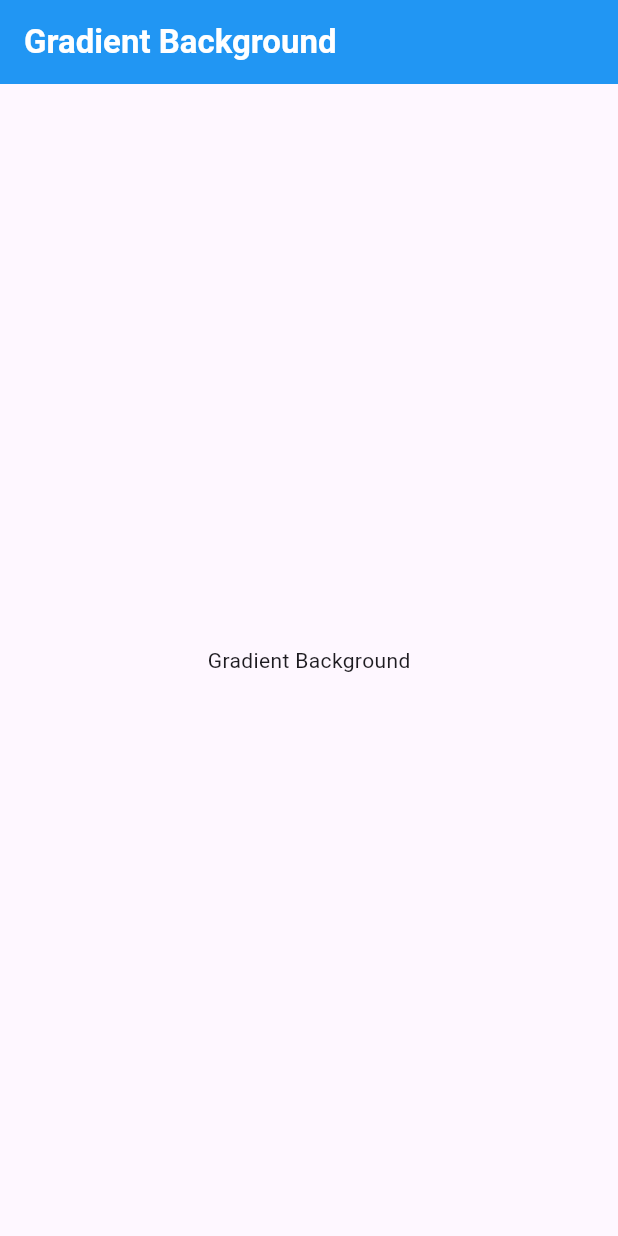
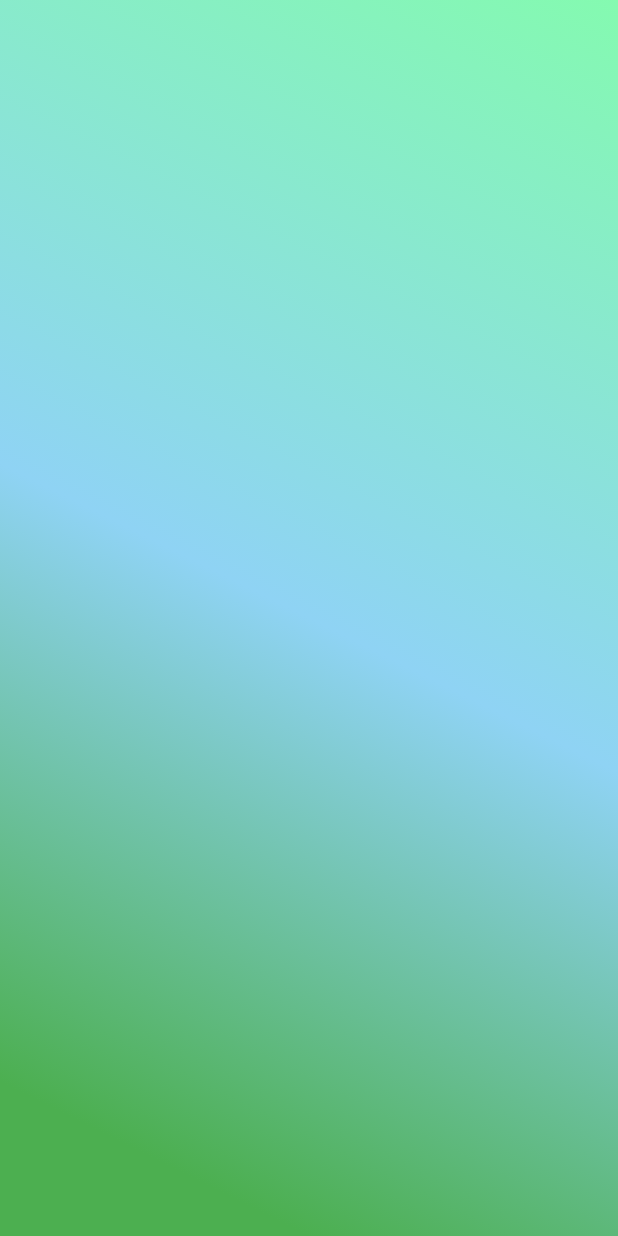
Before and after one commit to alhasann351/gradient_background, a Flutter app: the screen it shows after launch, on a phone screen of 412 x 824 dp. Run offline on Flutter 3.47's test engine with Material 3 defaults, Android fonts, the phone set to English and light mode, and no system bars.

Commit message:
linear-gradient-added

```diff
--- a/lib/main.dart
+++ b/lib/main.dart
@@ -27,7 +27,7 @@ class _MyHomePageState extends State<MyHomePage> {
   @override
   Widget build(BuildContext context) {
     return Scaffold(
-      appBar: AppBar(
+      /*appBar: AppBar(
         backgroundColor: Colors.blue,
         title: const Text(
           'Gradient Background',
@@ -37,15 +37,21 @@ class _MyHomePageState extends State<MyHomePage> {
             color: Colors.white,
           ),
         ),
-      ),
-      body: const Center(
-        child: Column(
-          mainAxisAlignment: MainAxisAlignment.center,
-          children: [
-            Text(
-              'Gradient Background',
-            ),
-          ],
+      ),*/
+      body: Container(
+        height: double.infinity,
+        width: double.infinity,
+        decoration: const BoxDecoration(
+          gradient: LinearGradient(
+            colors: [
+              Color(0xFF84fab0),
+              Color(0xFF8fd3f4),
+              Colors.green,
+            ],
+            begin: FractionalOffset(1.0, 0.0),
+            end: FractionalOffset(0.0, 1.0),
+            stops: [0.0, 0.5, 0.9],
+          ),
         ),
       ),
     );
```
